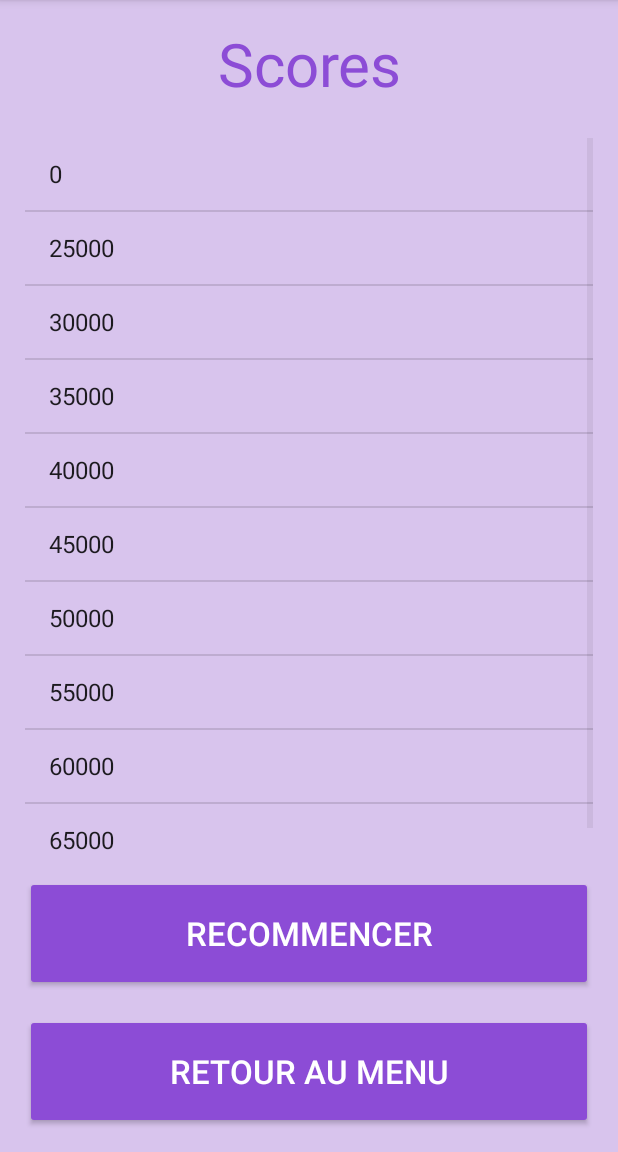
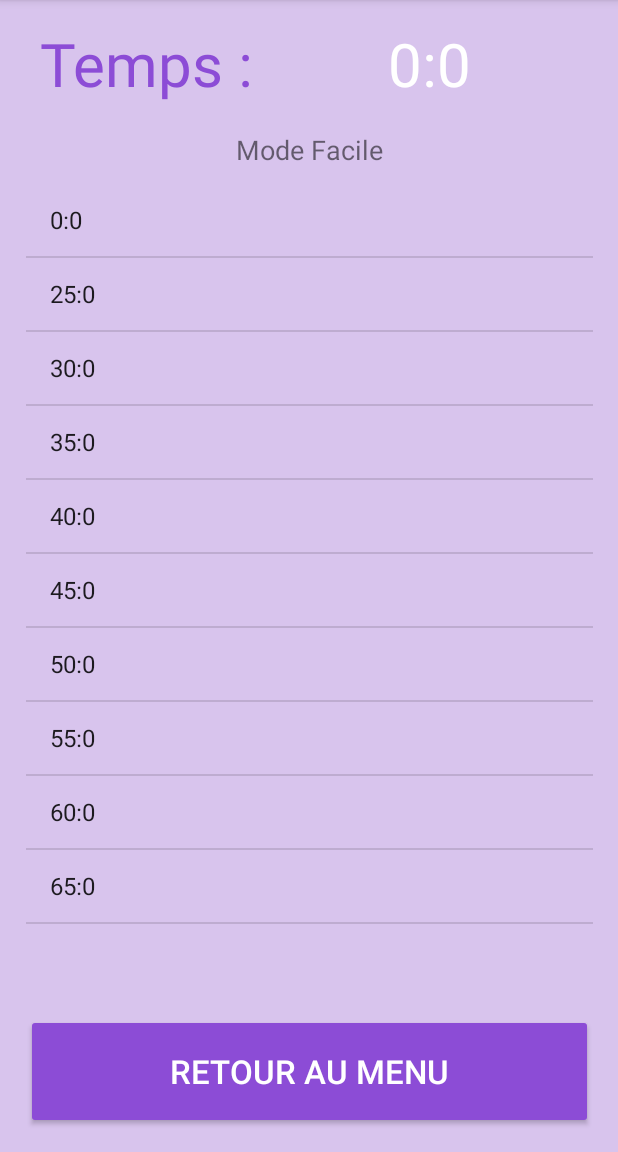
Before and after one commit to Tystat/Demineur6x, an Android app: the VictoryActivity screen opened directly, with no data from a screen before it, on a phone screen of 412 x 824 dp, the part 84-1236 px from its top. Run offline under Robolectric (Android 15) with nearby library versions, the phone set to English and light mode, and no system bars.

Commit message:
Finished Scoreboard + some miscellaneous tweaks

```diff
--- a/app/src/main/java/com/example/demineur6x/MainActivity.java
+++ b/app/src/main/java/com/example/demineur6x/MainActivity.java
@@ -33,7 +33,6 @@ public class MainActivity extends AppCompatActivity {
     private RadioGroup TimeChoice;
     private TextView TimeLeft;
     private int remainingGoodTiles=1;
-    private MediaPlayer mediaPlayer;
     private boolean isCustom;
     private long startingTimestamp;
     private long gameLength;
@@ -47,11 +46,6 @@ public class MainActivity extends AppCompatActivity {
     protected void onCreate(Bundle savedInstanceState) {
         super.onCreate(savedInstanceState);
         setContentView(R.layout.activity_main);
-
-        //Play some background music
-        mediaPlayer = MediaPlayer.create(getApplicationContext(), R.raw.music_loop2);
-        mediaPlayer.setLooping(true);
-        mediaPlayer.start();
 
         //Get the settings set from the menu
         Intent intent = getIntent();
--- a/app/src/main/java/com/example/demineur6x/Menu.java
+++ b/app/src/main/java/com/example/demineur6x/Menu.java
@@ -17,6 +17,7 @@ public class Menu extends AppCompatActivity {
     private Button easyButton;
     private Button normalButton;
     private Button hardButton;
+    private MediaPlayer mediaPlayer;
 
     @Override
     protected void onCreate(Bundle savedInstanceState) {
@@ -34,6 +35,11 @@ public class Menu extends AppCompatActivity {
         //Select the default radiobuttons
         bombeChoice.check(R.id.radioButton3);
         sizeChoice.check(R.id.radioButton55);
+
+        //Play some background music
+        mediaPlayer = MediaPlayer.create(getApplicationContext(), R.raw.music_loop2);
+        mediaPlayer.setLooping(true);
+        mediaPlayer.start();
 
         //When clicking on start retreive the selected settings and start the custom game
         startButton.setOnClickListener(new View.OnClickListener() {
--- a/app/src/main/java/com/example/demineur6x/VictoryActivity.java
+++ b/app/src/main/java/com/example/demineur6x/VictoryActivity.java
@@ -6,17 +6,23 @@ import android.content.Context;
 import android.content.Intent;
 import android.content.SharedPreferences;
 import android.os.Bundle;
+import android.view.View;
 import android.widget.ArrayAdapter;
 import android.widget.Button;
 import android.widget.ListView;
+import android.widget.TextView;
 
 import com.google.gson.Gson;
 import com.google.gson.reflect.TypeToken;
+
+import org.w3c.dom.Text;
 
 import java.lang.reflect.Array;
 import java.util.ArrayList;
 import java.util.Collections;
 import java.util.List;
+
+import javax.xml.transform.Templates;
 
 public class VictoryActivity extends AppCompatActivity {
 
@@ -24,14 +30,17 @@ public class VictoryActivity extends AppCompatActivity {
     SharedPreferences.Editor editor;
     List<Long> listScores;
 
+    TextView difficultyText;
+    TextView score;
     ListView timeList;
-    Button restart;
     Button menu;
 
     @Override
     protected void onCreate(Bundle savedInstanceState) {
         super.onCreate(savedInstanceState);
         setContentView(R.layout.activity_victory);
+
+        difficultyText = findViewById(R.id.difficultyText);
 
         listScores = new ArrayList<Long>();
 
@@ -42,15 +51,19 @@ public class VictoryActivity extends AppCompatActivity {
         switch (difficulty){
             case 0:
                prefs = getSharedPreferences("ScoresEasy", MODE_PRIVATE);
+               difficultyText.setText("Mode Facile");
                break;
             case 1:
                 prefs = getSharedPreferences("ScoresNormal", MODE_PRIVATE);
+                difficultyText.setText("Mode Normal");
                 break;
             case 2:
                 prefs = getSharedPreferences("ScoresHard", MODE_PRIVATE);
+                difficultyText.setText("Mode Difficile");
                 break;
             default:
                 prefs = getSharedPreferences("ScoresEasy", MODE_PRIVATE);
+                difficultyText.setText("Mode Facile");
                 break;
         }
         listScores.add(prefs.getLong("SCORE0",25000));
@@ -68,6 +81,12 @@ public class VictoryActivity extends AppCompatActivity {
         Collections.sort(listScores);
 
         listScores.remove(10);
+        List<String> displayList= new ArrayList<>();
+
+        for(Long score : listScores){
+            String text = String.valueOf((int)(score/1000))+':'+score%1000;
+            displayList.add(text);
+        }
 
         editor = prefs.edit();
         editor.putLong("SCORE0", listScores.get(0));
@@ -83,12 +102,25 @@ public class VictoryActivity extends AppCompatActivity {
         editor.apply();
 
         timeList = findViewById(R.id.timeList);
-        restart = findViewById(R.id.restart);
         menu = findViewById(R.id.menu);
+        score = findViewById(R.id.score);
 
-        ArrayAdapter adapter = new ArrayAdapter<Long>(this,android.R.layout.simple_list_item_1,listScores);
+        if(gameLength==Long.MAX_VALUE) score.setText("Perdu");
+        else{
+        String text = String.valueOf((int)(gameLength/1000))+':'+String.valueOf(gameLength%1000);
+        score.setText(text);}
+
+        ArrayAdapter adapter = new ArrayAdapter<String>(this,android.R.layout.simple_list_item_1,displayList);
         timeList.setAdapter(adapter);
 
-
+        menu.setOnClickListener(new View.OnClickListener() {
+            @Override
+            public void onClick(View v) {
+                //creating and initializing an Intent object
+                Intent intent = new Intent(v.getContext(), Menu.class);
+                //Going back to the menu
+                startActivity(intent);
+            }
+        });
     }
 }
--- a/app/src/main/res/layout/activity_victory.xml
+++ b/app/src/main/res/layout/activity_victory.xml
@@ -2,6 +2,7 @@
 <androidx.constraintlayout.widget.ConstraintLayout xmlns:android="http://schemas.android.com/apk/res/android"
     xmlns:app="http://schemas.android.com/apk/res-auto"
     xmlns:tools="http://schemas.android.com/tools"
+    android:id="@+id/Victory"
     android:layout_width="match_parent"
     android:layout_height="match_parent"
     android:background="#FFFFFF"
@@ -9,40 +10,52 @@
     tools:context=".VictoryActivity">
 
     <TextView
+        android:id="@+id/textScore"
         android:layout_width="0dp"
         android:layout_height="0dp"
-        android:text="Scores"
+        android:text="Temps :"
         android:textAlignment="center"
         android:textColor="#8C4CD6"
         android:textSize="40sp"
         app:layout_constraintBottom_toTopOf="@+id/guideline"
+        app:layout_constraintEnd_toStartOf="@+id/guideline11"
+        app:layout_constraintStart_toStartOf="@+id/guideline2"
+        app:layout_constraintTop_toTopOf="@+id/guideline4" />
+
+    <TextView
+        android:id="@+id/score"
+        android:layout_width="0dp"
+        android:layout_height="0dp"
+        android:text="TextView"
+        android:textAlignment="center"
+        android:textAllCaps="false"
+        android:textColor="#FFFFFF"
+        android:textSize="40sp"
+        app:layout_constraintBottom_toTopOf="@+id/guideline"
+        app:layout_constraintEnd_toStartOf="@+id/guideline3"
+        app:layout_constraintStart_toStartOf="@+id/guideline11"
+        app:layout_constraintTop_toTopOf="@+id/guideline4" />
+
+    <TextView
+        android:id="@+id/difficultyText"
+        android:layout_width="wrap_content"
+        android:layout_height="wrap_content"
+        android:text="TextView"
+        android:textSize="18sp"
+        app:layout_constraintBottom_toTopOf="@+id/timeList"
         app:layout_constraintEnd_toStartOf="@+id/guideline3"
         app:layout_constraintStart_toStartOf="@+id/guideline2"
-        app:layout_constraintTop_toTopOf="@+id/guideline4" />
+        app:layout_constraintTop_toTopOf="@+id/guideline" />
 
     <ListView
         android:id="@+id/timeList"
         android:layout_width="0dp"
         android:layout_height="0dp"
-        app:layout_constraintBottom_toTopOf="@+id/guideline10"
-        app:layout_constraintEnd_toStartOf="@+id/guideline3"
-        app:layout_constraintStart_toStartOf="@+id/guideline2"
-        app:layout_constraintTop_toTopOf="@+id/guideline5"
-        app:layout_constraintVertical_bias="0.538" />
-
-    <Button
-        android:id="@+id/restart"
-        android:layout_width="0dp"
-        android:layout_height="0dp"
-        android:backgroundTint="#8C4CD6"
-        android:text="Recommencer"
-        android:textAlignment="center"
-        android:textColor="#FFFFFF"
-        android:textSize="22sp"
         app:layout_constraintBottom_toTopOf="@+id/guideline8"
         app:layout_constraintEnd_toStartOf="@+id/guideline3"
+        app:layout_constraintHorizontal_bias="1.0"
         app:layout_constraintStart_toStartOf="@+id/guideline2"
-        app:layout_constraintTop_toTopOf="@+id/guideline6" />
+        app:layout_constraintTop_toTopOf="@+id/guideline5" />
 
     <Button
         android:id="@+id/menu"
@@ -70,7 +83,7 @@
         android:layout_width="wrap_content"
         android:layout_height="wrap_content"
         android:orientation="vertical"
-        app:layout_constraintGuide_percent="0.04" />
+        app:layout_constraintGuide_percent="0.04136253" />
 
     <androidx.constraintlayout.widget.Guideline
         android:id="@+id/guideline3"
@@ -91,14 +104,7 @@
         android:layout_width="wrap_content"
         android:layout_height="wrap_content"
         android:orientation="horizontal"
-        app:layout_constraintGuide_percent="0.12" />
-
-    <androidx.constraintlayout.widget.Guideline
-        android:id="@+id/guideline6"
-        android:layout_width="wrap_content"
-        android:layout_height="wrap_content"
-        android:orientation="horizontal"
-        app:layout_constraintGuide_percent="0.76" />
+        app:layout_constraintGuide_percent="0.16" />
 
     <androidx.constraintlayout.widget.Guideline
         android:id="@+id/guideline7"
@@ -122,10 +128,10 @@
         app:layout_constraintGuide_percent="0.88" />
 
     <androidx.constraintlayout.widget.Guideline
-        android:id="@+id/guideline10"
+        android:id="@+id/guideline11"
         android:layout_width="wrap_content"
         android:layout_height="wrap_content"
-        android:orientation="horizontal"
-        app:layout_constraintGuide_percent="0.74" />
+        android:orientation="vertical"
+        app:layout_constraintGuide_percent="0.43" />
 
 </androidx.constraintlayout.widget.ConstraintLayout>
```
